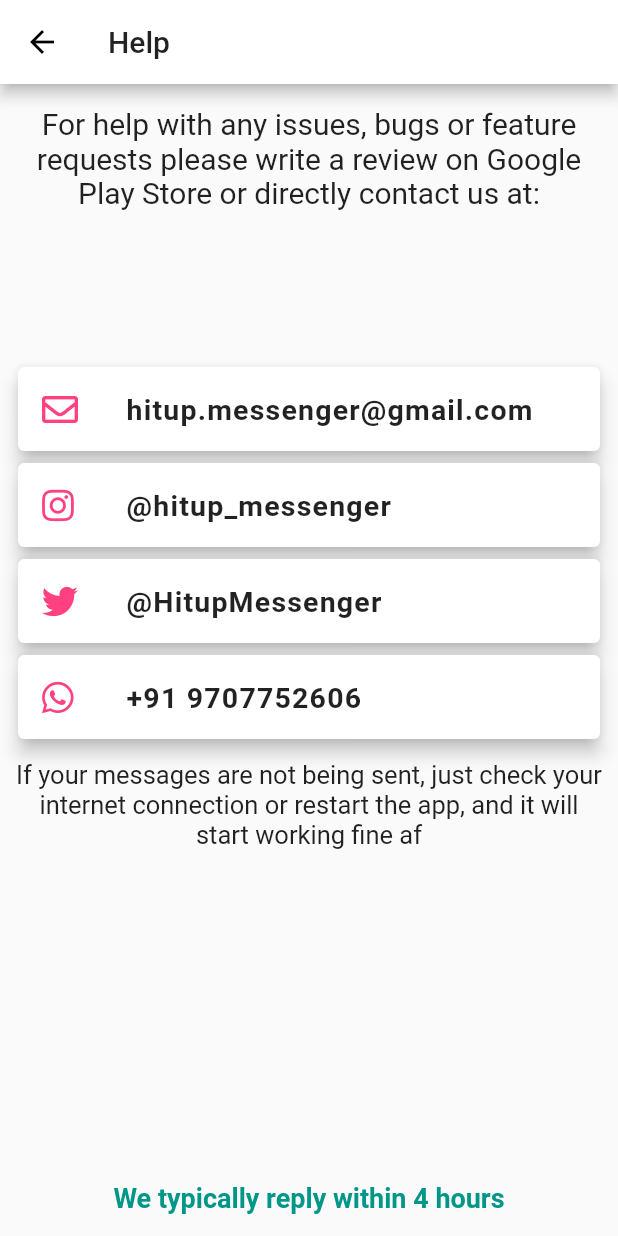
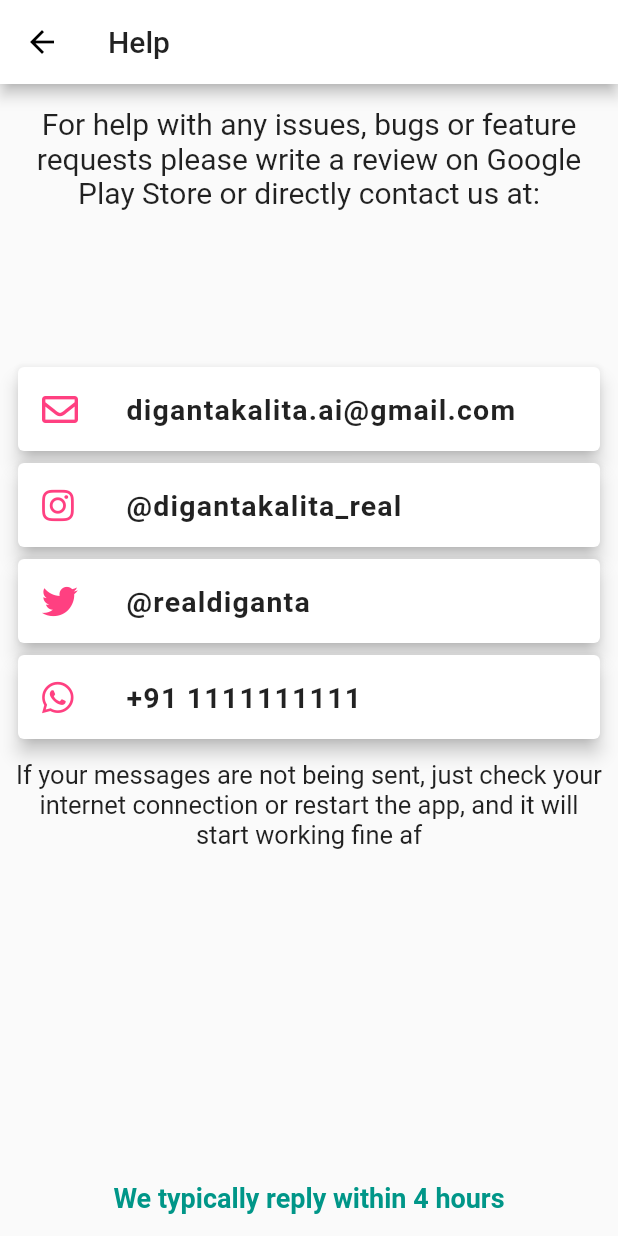
Before and after one commit to dxganta/hitup-messenger, a Flutter app: the HelpScreen screen opened directly, on a phone screen of 412 x 824 dp. Run offline on Flutter 3.47's test engine with Material 2 defaults, Android fonts, the phone set to English and light mode, and no system bars; our stand-ins replace animated_bottom_navigation_bar, bloc, cached_network_image, cloud_firestore, contacts_service, equatable and 12 more; missing offline and left inert: country_pickers, flutter_emoji, mqtt_client, onesignal_flutter; accounts and stored records are empty; statements that could not run were skipped.

Commit message:
minor bug fixes & emoji support

```diff
--- a/lib/NewScreens/help_screen.dart
+++ b/lib/NewScreens/help_screen.dart
@@ -27,19 +27,19 @@ class HelpScreen extends StatelessWidget {
               children: [
                 ContactMeCard(
                   iconData: FontAwesomeIcons.envelope,
-                  title: 'hitup.messenger@gmail.com',
+                  title: 'digantakalita.ai@gmail.com',
                 ),
                 ContactMeCard(
                   iconData: FontAwesomeIcons.instagram,
-                  title: '@hitup_messenger',
+                  title: '@digantakalita_real',
                 ),
                 ContactMeCard(
                   iconData: FontAwesomeIcons.twitter,
-                  title: '@HitupMessenger',
+                  title: '@realdiganta',
                 ),
                 ContactMeCard(
                   iconData: FontAwesomeIcons.whatsapp,
-                  title: '+91 9707752606',
+                  title: '+91 1111111111',
                 ),
                 SizedBox(height: 10.0),
                 Text(
--- a/lib/managers/db_manager.dart
+++ b/lib/managers/db_manager.dart
@@ -247,3 +247,8 @@ class DBManager {
 
 //TODO: check all the credentials, new mqtt server, different firebase database,
 // onesignal credentials
+//TODO: Testing of the application with multiple phones
+
+//TODO: Change the name of the messenger maybe
+//TODO: Documentation on the github repo
+//TODO: License
--- a/lib/widgets/ChatItemWidget.dart
+++ b/lib/widgets/ChatItemWidget.dart
@@ -6,9 +6,11 @@ import 'package:coocoo/widgets/ImageFullScreenWidget.dart';
 import 'package:flutter/material.dart';
 import 'package:font_awesome_flutter/font_awesome_flutter.dart';
 import 'package:intl/intl.dart';
+import 'package:flutter_emoji/flutter_emoji.dart' as emj;
 
 class ChatItemWidget extends StatelessWidget {
   final ChatMessage message;
+  final parser = emj.EmojiParser();
 
   ChatItemWidget(this.message);
 
@@ -35,7 +37,7 @@ class ChatItemWidget extends StatelessWidget {
       String msgBody, String msgType, bool isSelf, BuildContext context) {
     if (msgType == 'text' || msgType == null) {
       return Text(
-        msgBody,
+        parser.emojify("${msgBody ?? ''}"),
         style: TextStyle(
           color: isSelf ? selfMessageColor : otherMessageColor,
           fontSize: 15.0,
@@ -79,7 +81,7 @@ class ChatItemWidget extends StatelessWidget {
           ),
         );
       } catch (e) {
-        Container();
+        return Container();
       }
     }
   }
```
Also changed, not shown: 1 other file.
